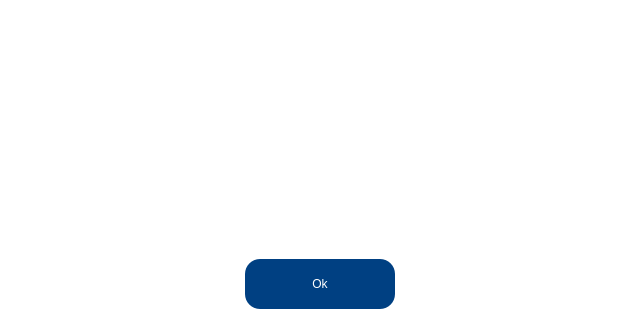
Qt form GUI/qtdesigner/WebcamPopup.ui (cosfederico/Interfaccia-Tesi) before a commit; both pictures show x 0 to 640 and y 160 to 480 of the 640 by 480 pixel window.
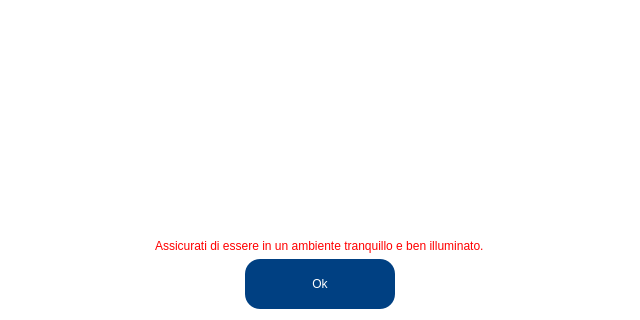
The same form after that commit.

Commit message: added more text to webcam popup

The edit to the form file:
```diff
--- a/GUI/qtdesigner/WebcamPopup.ui
+++ b/GUI/qtdesigner/WebcamPopup.ui
@@ -74,6 +74,18 @@
      </property>
     </spacer>
    </item>
+   <item alignment="Qt::AlignHCenter">
+    <widget class="QLabel" name="label_3">
+     <property name="styleSheet">
+      <string notr="true">font:10pt &quot;Rubik Light&quot;;
+color: rgb(255, 0, 0);
+background-color: rgba(255, 255, 255, 0);</string>
+     </property>
+     <property name="text">
+      <string>Assicurati di essere in un ambiente tranquillo e ben illuminato.</string>
+     </property>
+    </widget>
+   </item>
    <item alignment="Qt::AlignHCenter">
     <widget class="QPushButton" name="ok_button">
      <property name="minimumSize">
```
